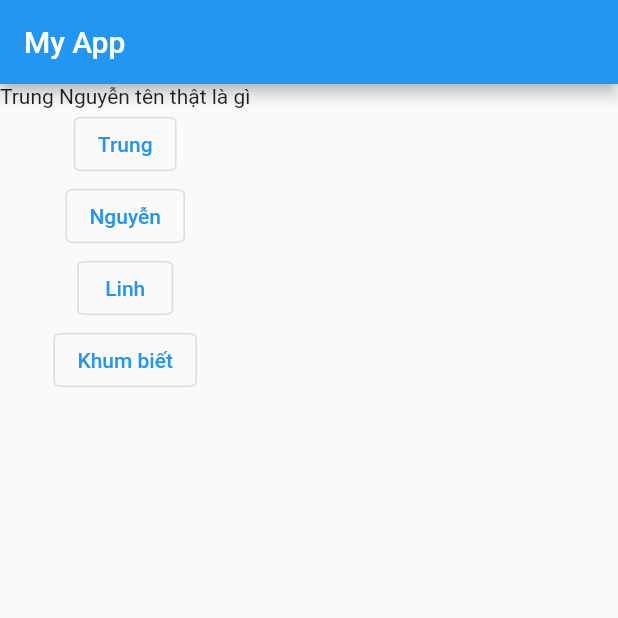
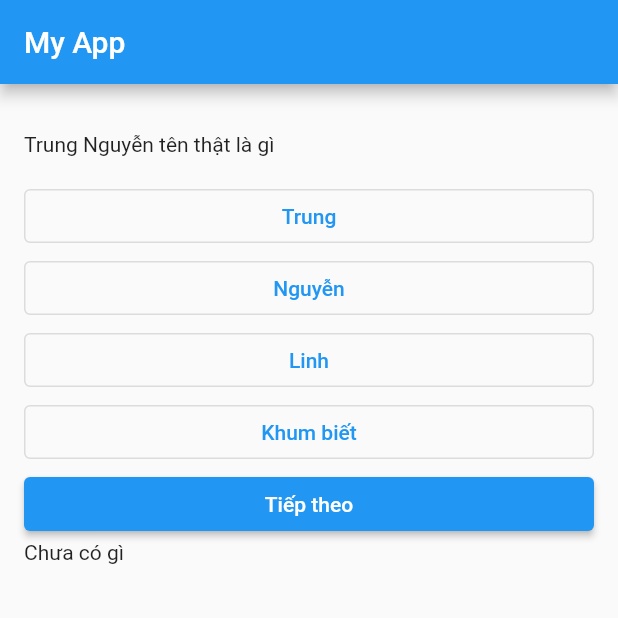
Before and after one commit to duyhq-zee/flutter_quiz_app, a Flutter app: the screen it shows after launch, on a phone screen of 412 x 824 dp, the top half of it. Run offline on Flutter 3.47's test engine with Material 2 defaults, Android fonts, the phone set to English and light mode, and no system bars.

Commit message:
Day 2 - One question app

```diff
--- a/lib/quiz_screen.dart
+++ b/lib/quiz_screen.dart
@@ -1,34 +1,99 @@
 import 'package:flutter/material.dart';
+import 'package:flutter_quiz_app/result_screen.dart';
 
-class QuizScreen extends StatelessWidget {
-  const QuizScreen({super.key});
+class QuizScreen extends StatefulWidget {
+  QuizScreen({super.key});
+
+  @override
+  State<QuizScreen> createState() => _QuizScreenState();
+}
+
+class _QuizScreenState extends State<QuizScreen> {
+  int option = -1;
+  String result = 'Chưa có gì';
 
   @override
   Widget build(BuildContext context) {
+    print('Render Quiz screen');
     return Scaffold(
       appBar: AppBar(
         title: Text("My App"),
       ),
-      body: Column(
+      body: Container(
+        padding: EdgeInsets.all(16),
+        child: Column(
+          crossAxisAlignment: CrossAxisAlignment.stretch,
           children: [
+            const SizedBox(
+              height: 16,
+            ),
             Text("Trung Nguyễn tên thật là gì"),
+            const SizedBox(
+              height: 16,
+            ),
             OutlinedButton(
-            onPressed: () {},
+              style: OutlinedButton.styleFrom(
+                backgroundColor: option == 1 ? Colors.blue[50] : null,
+              ),
+              onPressed: () {
+                setState(() {
+                  option = 1;
+                });
+              },
               child: Text("Trung"),
             ),
             OutlinedButton(
-            onPressed: () {},
+              style: OutlinedButton.styleFrom(
+                backgroundColor: option == 2 ? Colors.blue[50] : null,
+              ),
+              onPressed: () {
+                setState(() {
+                  option = 2;
+                });
+              },
               child: Text("Nguyễn"),
             ),
             OutlinedButton(
-            onPressed: () {},
+              style: OutlinedButton.styleFrom(
+                backgroundColor: option == 3 ? Colors.blue[50] : null,
+              ),
+              onPressed: () {
+                setState(() {
+                  option = 3;
+                });
+              },
               child: Text("Linh"),
             ),
             OutlinedButton(
-            onPressed: () {},
+              style: OutlinedButton.styleFrom(
+                backgroundColor: option == 4 ? Colors.blue[50] : null,
+              ),
+              onPressed: () {
+                setState(() {
+                  option = 4;
+                });
+              },
               child: Text("Khum biết"),
-          )
+            ),
+            ElevatedButton(
+              onPressed: () {
+                if (option == 3) {
+                  result = 'Đúng rồi';
+                } else {
+                  result = 'Sai rồi';
+                }
+
+                Navigator.of(context).push(
+                  MaterialPageRoute(
+                    builder: (context) => ResultScreen(result),
+                  ),
+                );
+              },
+              child: Text('Tiếp theo'),
+            ),
+            Text(result),
           ],
+        ),
       ),
     );
   }
```
Also changed, not shown: lib/result_screen.dart (added, +19 -0 lines). Lines whose indentation alone changed are shown as unchanged.
